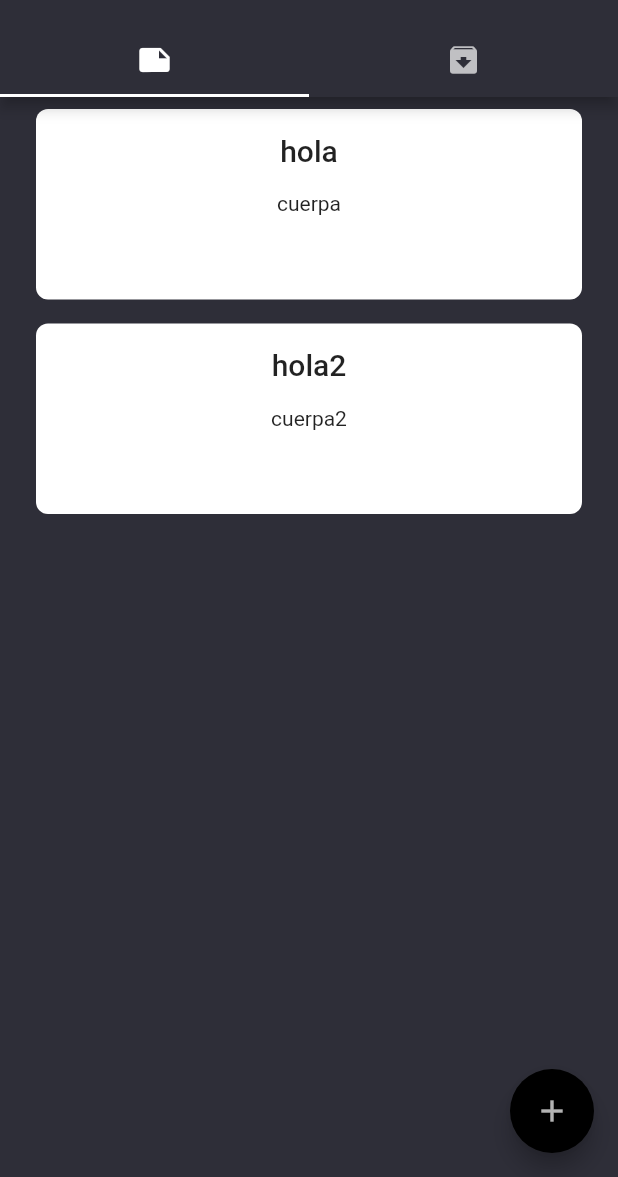
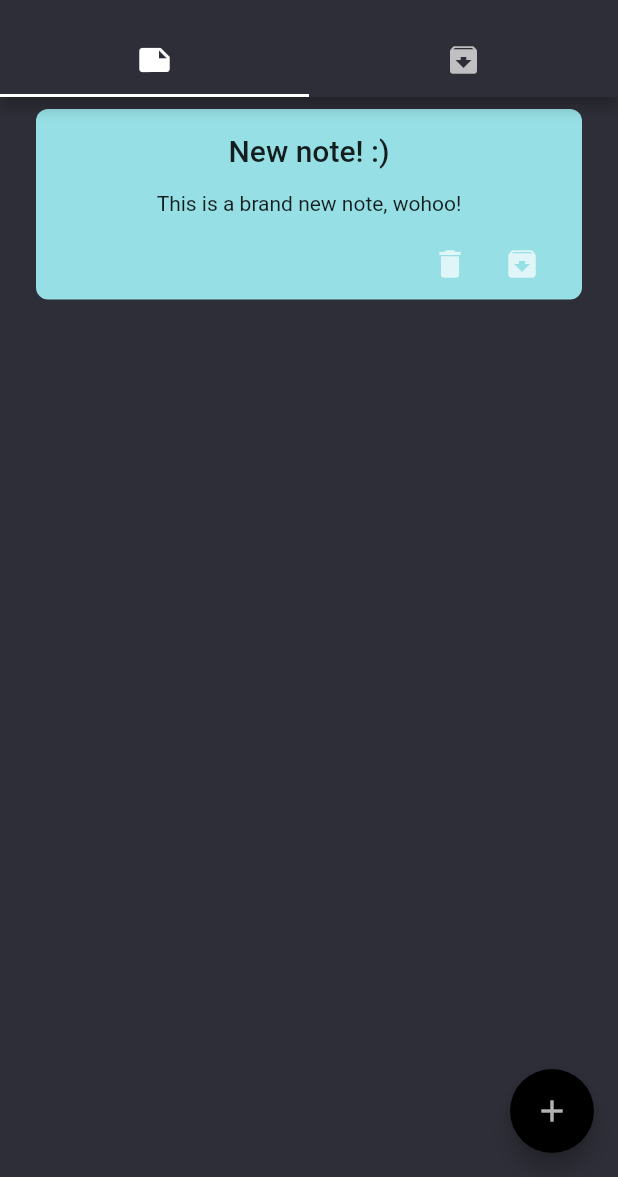
Before and after one commit to leopepe97/NoteTaker3000, a Flutter app: the screen it shows after launch, after a tap on the "add" icon, on a phone screen of 412 x 824 dp, the part 59-1236 px from its top. Run offline on Flutter 3.47's test engine with Material 2 defaults, Android fonts, the phone set to English and light mode, and no system bars; our stand-ins replace sqflite; accounts and stored records are empty.

Commit message:
[IMP] Added notes persistence when adding notes

```diff
--- a/lib/db/db.dart
+++ b/lib/db/db.dart
@@ -6,12 +6,9 @@ class DatabaseService {
     return openDatabase(
       join(await getDatabasesPath(), 'notes_database.db'),
       onCreate: (db, version) {
-        db.execute(
+        return db.execute(
           "CREATE TABLE notes(id INTEGER PRIMARY KEY, title TEXT, body TEXT, color INTEGER, isArchived INTEGER)",
         );
-        db.insert('notes', {'id': 1, 'title': 'hola', 'body': 'cuerpa', 'color': 0xFFFFFFFF, 'isArchived': 0}, conflictAlgorithm: ConflictAlgorithm.replace);
-        db.insert('notes', {'id': 2, 'title': 'hola2', 'body': 'cuerpa2', 'color': 0xFFFFFFFF, 'isArchived': 0}, conflictAlgorithm: ConflictAlgorithm.replace);
-        db.insert('notes', {'id': 3, 'title': 'hola3', 'body': 'cuerpa3', 'color': 0xFFFFFFFF, 'isArchived': 1}, conflictAlgorithm: ConflictAlgorithm.replace);
       },
       version: 1,
     );
--- a/lib/model/note.dart
+++ b/lib/model/note.dart
@@ -2,7 +2,7 @@ import 'package:flutter/material.dart';
 
 class Note {
 
-  final int id;
+  int id;
   final String title;
   final String body;
   final Color color;
@@ -10,7 +10,7 @@ class Note {
 
   Map<String, dynamic> toMap() {
     return {
-      'id': id,
+      'id': id == -1 ? null : id,
       'title': title,
       'body': body,
       'color': color.value,
--- a/lib/model/notes_model.dart
+++ b/lib/model/notes_model.dart
@@ -10,17 +10,14 @@ class NotesModel extends ChangeNotifier {
   final _noteList = <Note>[];
   final _archivedList = <Note>[];
 
+  var firstRun = true;
+
   UnmodifiableListView<Note> get noteList => UnmodifiableListView(_noteList);
   UnmodifiableListView<Note> get archivedList =>
       UnmodifiableListView(_archivedList);
 
   NotesModel() {
-    _getNotes();
-  }
-
-  void addNote(Note newNote) {
-    _noteList.add(newNote);
-    notifyListeners();
+    _fetchAllNotes();
   }
 
   void deleteNote(int index) {
@@ -40,7 +37,7 @@ class NotesModel extends ChangeNotifier {
     notifyListeners();
   }
 
-  void _getNotes() async {
+  void _fetchAllNotes() async {
     final Database db = await DatabaseService.getDatabase();
     final List<Map<String, dynamic>> maps = await db.query('notes');
     maps.forEach((map) {
@@ -52,4 +49,23 @@ class NotesModel extends ChangeNotifier {
     });
     notifyListeners();
   }
+
+  Future<void> addNote(String title, String body, Color color) async {
+    final Database db = await DatabaseService.getDatabase();
+    final newNote = Note(
+      id: -1,
+      title: title,
+      body: body,
+      color: color,
+      isArchived: false,
+    );
+    final newId = await db.insert(
+      'notes',
+      newNote.toMap(),
+      conflictAlgorithm: ConflictAlgorithm.replace,
+    );
+    newNote.id = newId;
+    _noteList.add(newNote);
+    notifyListeners();
+  }
 }
--- a/lib/ui/note_list.dart
+++ b/lib/ui/note_list.dart
@@ -21,13 +21,16 @@ class _NoteListState extends State<NoteList> {
     super.initState();
     Function() updateFirstNotes;
     updateFirstNotes = () {
-      var notesModel = Provider.of<NotesModel>(context, listen: false);
+      final notesModel = Provider.of<NotesModel>(context, listen: false);
       for (int i = 0; i < notesModel.noteList.length; i++) {
         _animatedListKey.currentState.insertItem(i);
       }
       notesModel.removeListener(updateFirstNotes);
+      notesModel.firstRun = false;
     };
-    Provider.of<NotesModel>(context, listen: false).addListener(updateFirstNotes);
+    final notesModel = Provider.of<NotesModel>(context, listen: false);
+    if (notesModel.firstRun)
+      notesModel.addListener(updateFirstNotes);
   }
 
   @override
@@ -66,12 +69,7 @@ class _NoteListState extends State<NoteList> {
           color: Colors.white70,
         ),
         onPressed: () {
-          //var notesModel = Provider.of<NotesModel>(context, listen: false);
-          setState(() {
-            //TODO: Add new note
-          });
-         // _animatedListKey.currentState
-         //     .insertItem(notesModel.noteList.length - 1);
+          addNote();
         },
       ),
     );
@@ -124,4 +122,14 @@ class _NoteListState extends State<NoteList> {
     };
     _animatedListKey.currentState.removeItem(index, builder);
   }
+
+  void addNote() async {
+    final notesModel = Provider.of<NotesModel>(context, listen: false);
+    await notesModel.addNote(
+      'New note! :)',
+      'This is a brand new note, wohoo!',
+      CustomColors.noteColors[_random.nextInt(CustomColors.noteColors.length)]
+    );
+    _animatedListKey.currentState.insertItem(notesModel.noteList.length - 1);
+  }
 }
```
